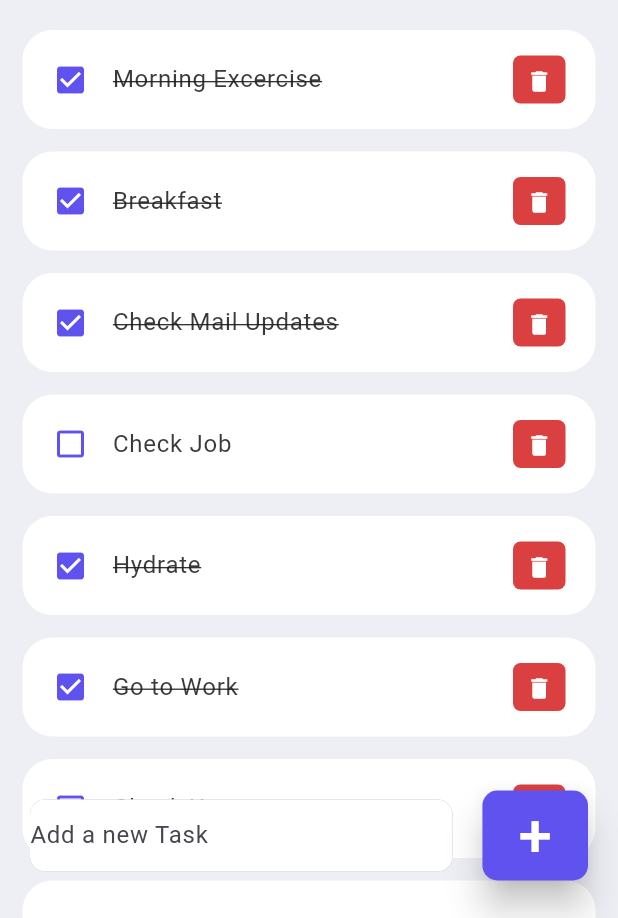
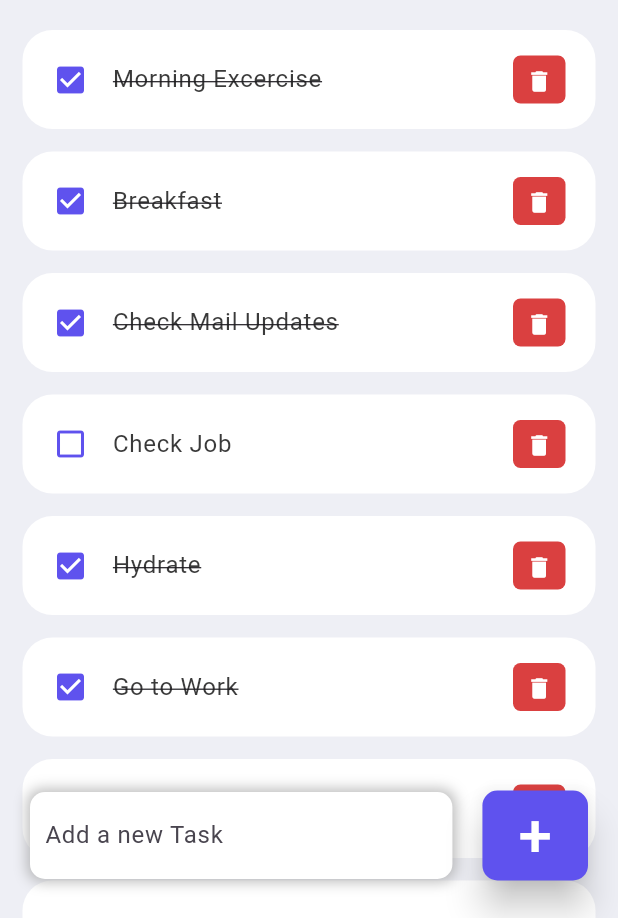
Before and after one commit to AnantKumarSingh26/TodoApp, a Flutter app: the screen it shows after launch, on a phone screen of 412 x 824 dp, the part 318-1236 px from its top. Run offline on Flutter 3.47's test engine with Material 3 defaults, Android fonts, the phone set to English and light mode, and no system bars.

Commit message:
Ui Fully Completed

```diff
--- a/lib/screens/home.dart
+++ b/lib/screens/home.dart
@@ -4,9 +4,14 @@ import '../Widget/todo_item.dart';
 import '../constants/colors.dart';
 import '../model/todo.dart';
 
-class Home extends StatelessWidget {
+class Home extends StatefulWidget {
   Home({super.key});
 
+  @override
+  State<Home> createState() => _HomeState();
+}
+
+class _HomeState extends State<Home> {
   final todList = ToDo.todoList();
 
   @override
@@ -43,27 +48,36 @@ class Home extends StatelessWidget {
                 ],
               ),
             ),
-            Align(
+            bottomNavBar()
+          ],
+        ),
+      ),
+    );
+  }
+
+// +++----------    Bottom Navigation Bar -------------+++
+  Widget bottomNavBar() {
+    return Align(
       alignment: Alignment.bottomCenter,
       child: Row(
         children: [
           Expanded(
             child: Container(
+              padding: EdgeInsets.symmetric(horizontal: 10, vertical: 5),
               margin: EdgeInsets.only(bottom: 25, right: 20, left: 20),
               decoration: BoxDecoration(
                 color: Colors.white,
                 boxShadow: [
                   BoxShadow(
-                            color: Colors.grey,
+                    color: Colors.grey.withValues(alpha: 0.7),
                     offset: Offset(0, 0),
-                            blurRadius: 0,
-                            spreadRadius: 0,
+                    blurRadius: 7,
+                    spreadRadius: 2,
                   ),
                 ],
                 borderRadius: BorderRadius.circular(10),
               ),
               child: TextField(
-
                 decoration: InputDecoration(
                   hintText: 'Add a new Task',
                   border: InputBorder.none,
@@ -75,22 +89,19 @@ class Home extends StatelessWidget {
             margin: EdgeInsets.only(bottom: 25, right: 20),
             child: ElevatedButton(
               onPressed: () {},
-                      child: Text('+', style: TextStyle(fontSize: 40)),
               style: ElevatedButton.styleFrom(
                 minimumSize: Size(60, 60),
                 elevation: 10,
                 foregroundColor: Colors.white,
                 backgroundColor: tdBlue,
-                        shape: RoundedRectangleBorder(borderRadius:
-                        BorderRadiusGeometry.circular(10)),
+                shape: RoundedRectangleBorder(
+                  borderRadius: BorderRadiusGeometry.circular(10),
                 ),
+              ),
+              child: Text('+', style: TextStyle(fontSize: 40)),
             ),
           ),
         ],
-              ),
-            ),
-          ],
-        ),
       ),
     );
   }
```
Lines whose indentation alone changed are shown as unchanged.
